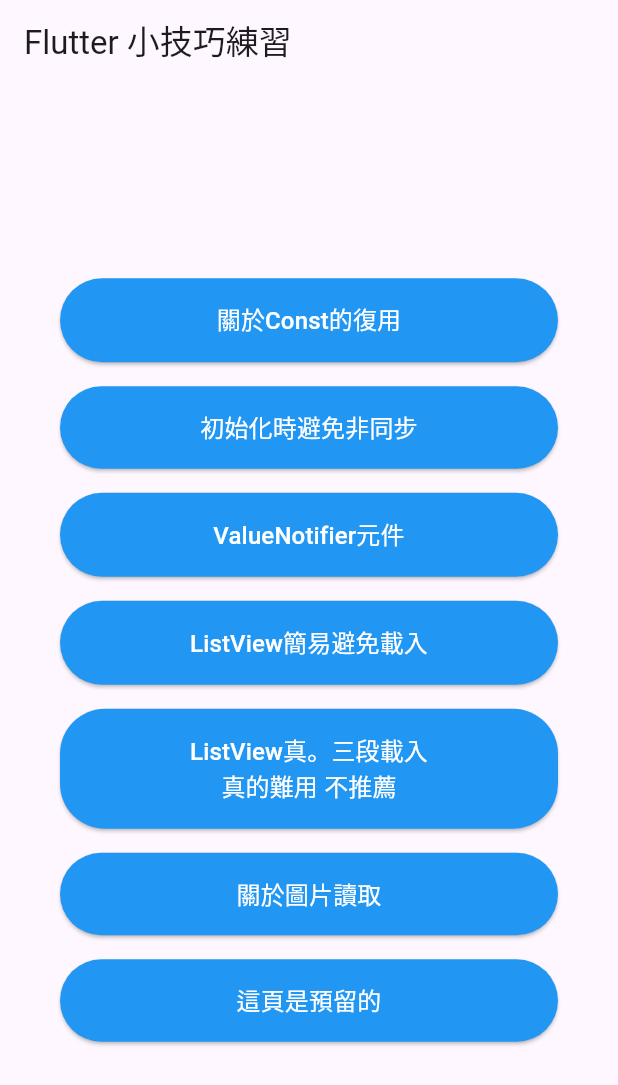
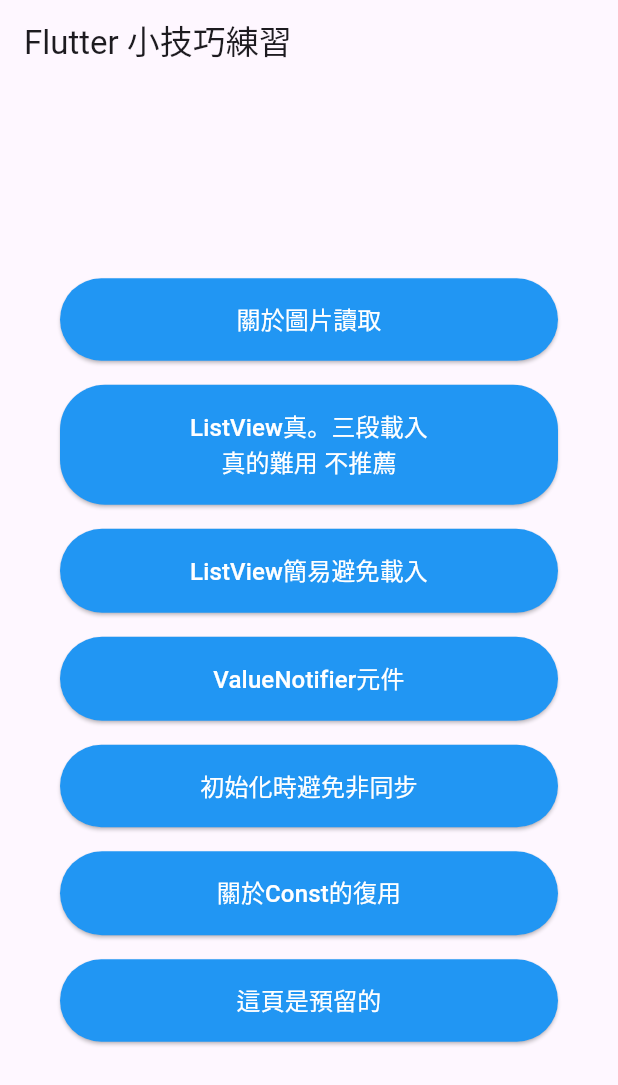
Before and after one commit to cccsdxtw/test_flutter_tips, a Flutter app: the screen it shows after launch, on a phone screen of 412 x 824 dp. Shown: the top 1085 px of the screen. Run offline on Flutter 3.47's test engine with Material 3 defaults, Android fonts, the phone set to English and light mode, and no system bars; our stand-ins replace cached_network_image, get, logger.

Commit message:
UI系- 按鈕順序反向

```diff
--- a/lib/main.dart
+++ b/lib/main.dart
@@ -29,12 +29,12 @@ class HomePage extends StatelessWidget {
 
   // 頁面配置：這裡可以使用配置文件來進行更動態的頁面註冊
   final Map<String, Widget> pageMap = {
+    '關於圖片讀取': const ImageLoading(),
+    'ListView真。三段載入\n真的難用 不推薦': const SmartListView(),
+    'ListView簡易避免載入': const OptimizedListViewPage(),
+    'ValueNotifier元件': ValueNotifierExample(),
+    '初始化時避免非同步': const InitExample(),
     '關於Const的復用': const Const(),
-    '初始化時避免非同步': const InitExample(),
-    'ValueNotifier元件': ValueNotifierExample(),
-    'ListView簡易避免載入': const OptimizedListViewPage(),
-    'ListView真。三段載入\n真的難用 不推薦': const SmartListView(),
-    '關於圖片讀取': const ImageLoading(),
     '這頁是預留的': const PreparationPage(),
   };
 
```
